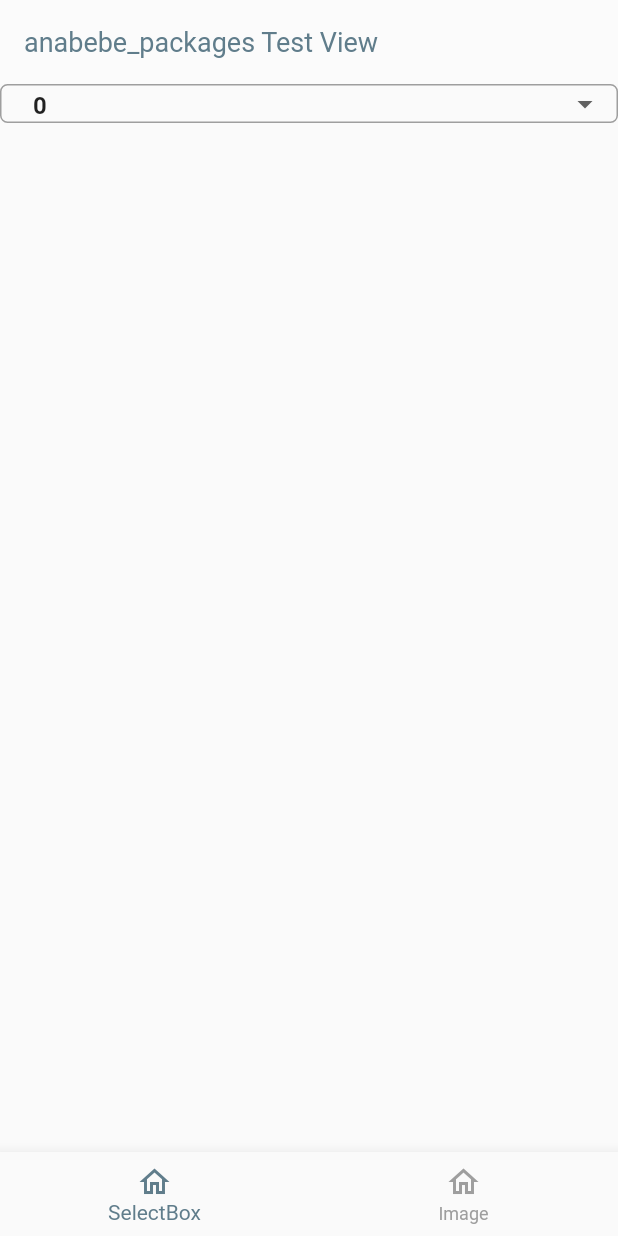
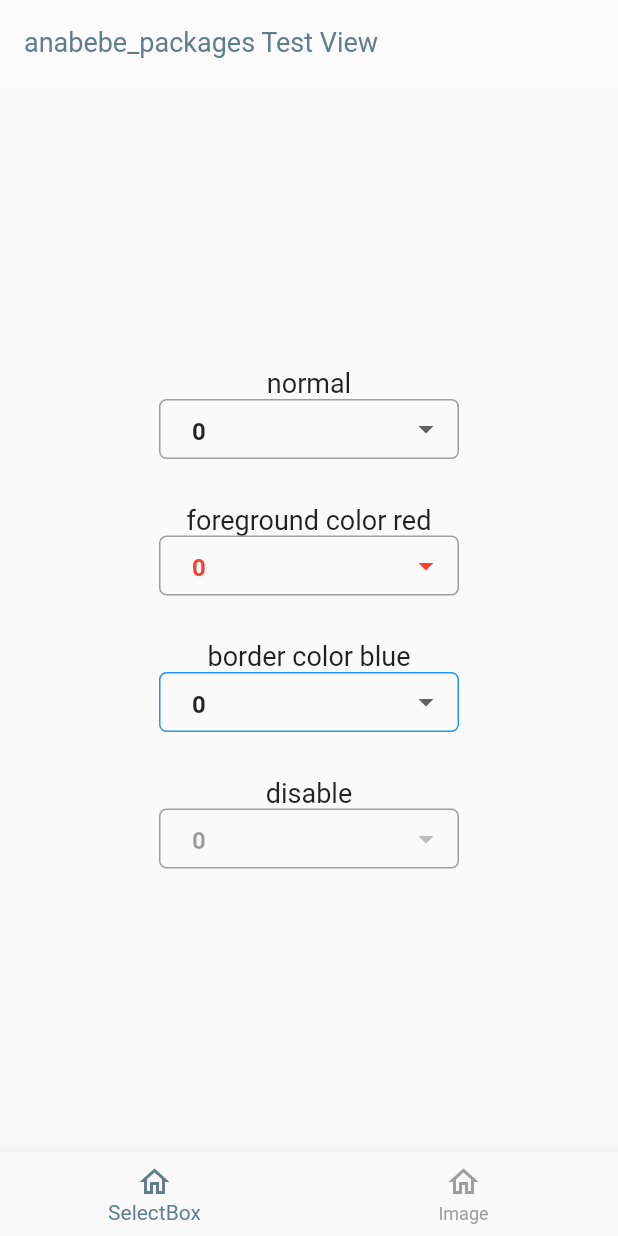
Before and after one commit to anabebe1020/anabebe_packages, a Flutter app: the screen it shows after launch, on a phone screen of 412 x 824 dp. Run offline on Flutter 3.47's test engine with Material 2 defaults, Android fonts, the phone set to English and light mode, and no system bars; our stand-ins replace cached_network_image.

Commit message:
fix, selectbox and example.

```diff
--- a/example/lib/selectbox_view.dart
+++ b/example/lib/selectbox_view.dart
@@ -9,7 +9,7 @@ class SelectBoxTestPage extends StatefulWidget {
 }
 
 class _SelectBoxTestPageState extends State<SelectBoxTestPage> {
-  late Logger _logger;
+  final _logger = Logger();
 
   late List<String> _items;
   late String _currentItem;
@@ -19,8 +19,6 @@ class _SelectBoxTestPageState extends State<SelectBoxTestPage> {
     _items = ['0', '1', '2', '3'];
     _currentItem = _items.first;
 
-    ///
-    _logger = Logger();
     _logger.setup('TestView');
     super.initState();
   }
@@ -29,15 +27,55 @@ class _SelectBoxTestPageState extends State<SelectBoxTestPage> {
   Widget build(BuildContext context) {
     _logger.log('build');
 
+    const space = SizedBox(height: 30);
+    const textStyle = TextStyle(fontSize: 18);
+
     return Scaffold(
       body: Container(
+        alignment: Alignment.center,
+        height: double.infinity,
         child: Column(
+          mainAxisAlignment: MainAxisAlignment.center,
+          crossAxisAlignment: CrossAxisAlignment.center,
           children: [
+            const Text('normal', style: textStyle),
             SelectBox(
+              height: 40,
+              width: 200,
               items: _items,
               currentItem: _currentItem,
               onChanged: (_) {},
-            )
+            ),
+            space,
+            const Text('foreground color red', style: textStyle),
+            SelectBox(
+              height: 40,
+              width: 200,
+              foregroundColor: Colors.red,
+              items: _items,
+              currentItem: _currentItem,
+              onChanged: (_) {},
+            ),
+            space,
+            const Text('border color blue', style: textStyle),
+            SelectBox(
+              height: 40,
+              width: 200,
+              borderColor: Colors.blue,
+              items: _items,
+              currentItem: _currentItem,
+              onChanged: (_) {},
+            ),
+            space,
+            const Text('disable', style: textStyle),
+            SelectBox(
+              height: 40,
+              width: 200,
+              disable: true,
+              items: _items,
+              currentItem: _currentItem,
+              onChanged: (_) {},
+            ),
           ],
         ),
       ),
--- a/lib/widget/select_box.dart
+++ b/lib/widget/select_box.dart
@@ -3,9 +3,11 @@ import 'package:flutter/material.dart';
 class SelectBox extends StatefulWidget {
   final double? height;
   final double? width;
+  final Color? backgroundColor;
+  final Color? foregroundColor;
+  final Color? borderColor;
   final List<String> items;
   final String? currentItem;
-  final bool isAlert;
   final Function(String) onChanged;
   final bool disable;
 
@@ -13,9 +15,11 @@ class SelectBox extends StatefulWidget {
     Key? key,
     this.height,
     this.width,
+    this.backgroundColor,
+    this.foregroundColor,
+    this.borderColor,
     required this.items,
     required this.currentItem,
-    this.isAlert = false,
     required this.onChanged,
     this.disable = false,
   }) : super(key: key);
@@ -31,9 +35,11 @@ class SelectBoxState extends State<SelectBox> {
   @override
   Widget build(BuildContext context) {
     return Container(
-      width: double.infinity,
+      height: widget.height,
+      width: widget.width ?? double.infinity,
       decoration: BoxDecoration(
-        border: Border.all(color: Colors.grey, width: 1),
+        color: widget.backgroundColor,
+        border: Border.all(color: widget.borderColor ?? Colors.grey, width: 1),
         borderRadius: BorderRadius.circular(5.0),
       ),
       child: widget.currentItem != null
@@ -44,6 +50,7 @@ class SelectBoxState extends State<SelectBox> {
                   value: widget.currentItem,
                   isDense: true,
                   borderRadius: BorderRadius.circular(5.0),
+                  iconEnabledColor: widget.foregroundColor,
                   onChanged: widget.disable
                       ? null
                       : (String? newValue) {
@@ -56,12 +63,10 @@ class SelectBoxState extends State<SelectBox> {
                     return widget.items.map((String item) {
                       return Text(
                         item,
-                        style: widget.isAlert
-                            ? _textStyle.copyWith(
-                                color: Colors.red,
-                                fontWeight: FontWeight.bold,
-                              )
-                            : _textStyle.copyWith(fontWeight: FontWeight.bold),
+                        style: _textStyle.copyWith(
+                          color: widget.foregroundColor,
+                          fontWeight: FontWeight.bold,
+                        ),
                       );
                     }).toList();
                   },
```
